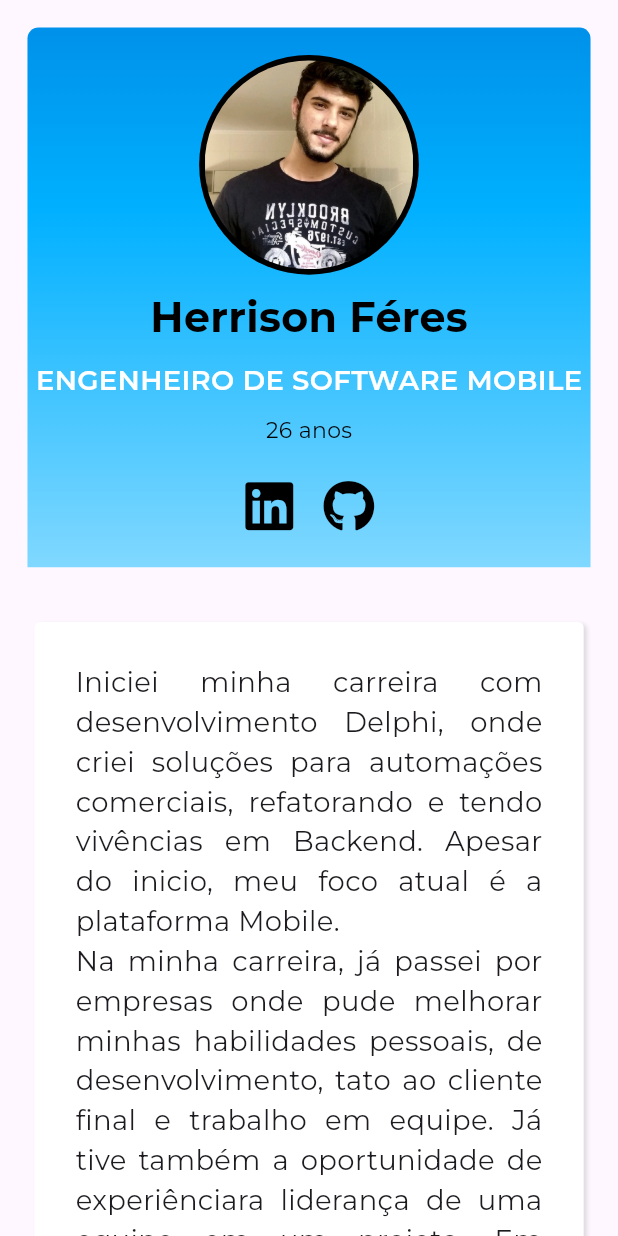
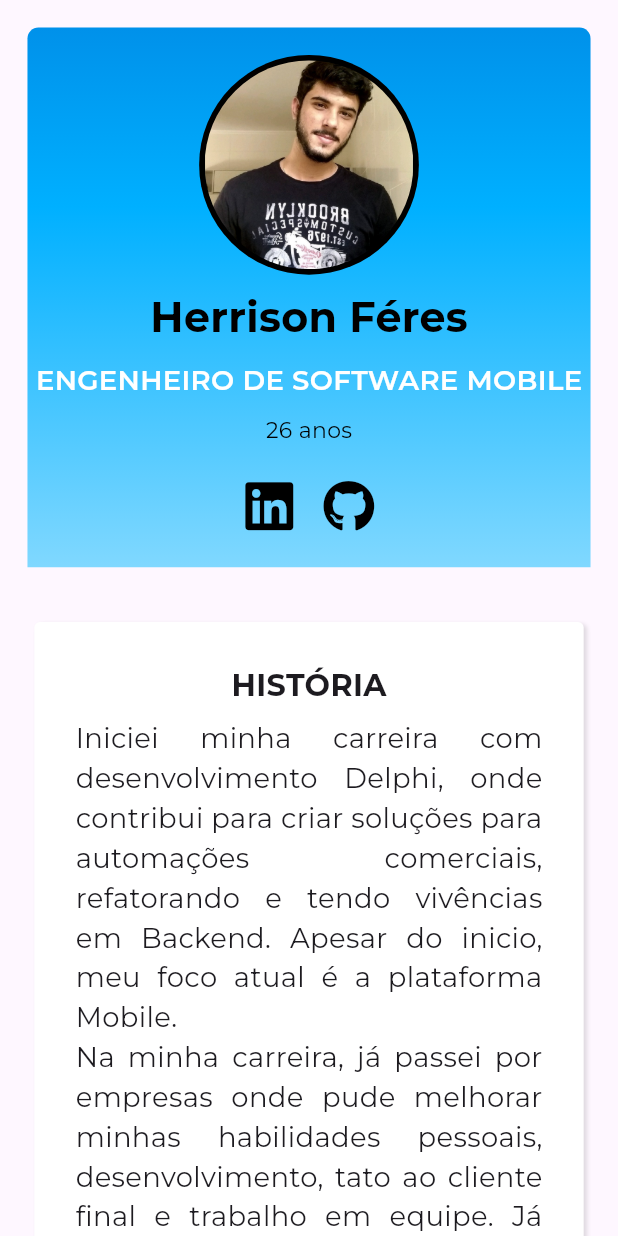
Before and after one commit to HerrisonF/curriculo_online, a Flutter app: the screen it shows after launch, on a phone screen of 412 x 824 dp. Run offline on Flutter 3.47's test engine with Material 3 defaults, Android fonts, the phone set to English and light mode, and no system bars; our stand-ins replace carousel_slider, font_awesome_flutter, get_it, go_router, google_fonts, responsive_framework and 2 more; missing offline and left inert: dart:html.

Commit message:
Ajuste nos textos

```diff
--- a/lib/pages/home_page/components/introduction_resume_component.dart
+++ b/lib/pages/home_page/components/introduction_resume_component.dart
@@ -17,17 +17,29 @@ class IntroductionResumeComponent extends StatelessWidget {
         ],
       ),
       child: Column(
+        mainAxisAlignment: MainAxisAlignment.center,
         children: [
+          Container(
+            margin: const EdgeInsets.only(bottom: 10),
+            child: Text(
+              "HISTÓRIA",
+              textAlign: TextAlign.justify,
+              style: GoogleFonts.montserrat(
+                fontSize: 22,
+                fontWeight: FontWeight.bold,
+              ),
+            ),
+          ),
           Text(
-            " Iniciei minha carreira com desenvolvimento Delphi, onde criei soluções "
+            "Iniciei minha carreira com desenvolvimento Delphi, onde contribui para criar soluções "
             "para automações comerciais, refatorando e tendo vivências em Backend. "
-            "Apesar do inicio, meu foco atual é a plataforma Mobile. \n Na minha carreira, "
-            "já passei por empresas onde pude melhorar minhas habilidades pessoais, de desenvolvimento, "
+            " Apesar do inicio, meu foco atual é a plataforma Mobile. \n Na minha carreira, "
+            "já passei por empresas onde pude melhorar minhas habilidades pessoais, desenvolvimento, "
             "tato ao cliente final e trabalho em equipe. Já tive também a oportunidade de experiênciar"
-            "a liderança de uma equipe em um projeto. Em outras empresas, "
+            "a liderança de uma equipe em um projeto. \n Em outras empresas, "
             "assumi a responsabilidade para criar arquiteturas de softwares "
             "mobile e prototipações de aplicações para clientes finais. \n Nem todos os projetos que participei"
-            " estão aqui em imagens, pois se tratavam de aplicações mais internas que não vieram a público, "
+            "estão aqui em imagens, pois se tratavam de aplicações mais internas que não vieram a público em lojas, "
             "então opto por não expor.",
             textAlign: TextAlign.justify,
             style: GoogleFonts.montserrat(
@@ -48,7 +60,7 @@ class IntroductionResumeComponent extends StatelessWidget {
             height: 20,
           ),
           Text(
-            "React; Firebase, MVC, MVVP, MVP, SOLID e Arquitetura Limpa; Jenkins; Figma; Clean Code; Git/Flow, SCRUM, JIRA, LT. ",
+            "React - Firebase - MVC - MVVP - MVP - SOLID - Arquitetura Limpa - Jenkins; \nFigma - Clean Code - Git/Flow - SCRUM - JIRA - LT(Liderança Técnica). ",
             style: GoogleFonts.montserrat(
               fontSize: 18,
             ),
@@ -68,17 +80,17 @@ class IntroductionResumeComponent extends StatelessWidget {
             height: 20,
           ),
           Text(
-            "- Projeto White label MobileBus(Flutter), Checkin(Nativo), Agência Digital (Nativo), MovingTech(FLUTTER WEB/MOBILE) - TOTVS \n "
+            "- Projeto White label MobileBus(Flutter), Checkin(Nativo e FLUTTER), Agência Digital (Nativo), Agência Digital (Nativo), MovingTech(FLUTTER WEB e MOBILE) - TOTVS \n "
             "- Hospital Albert Einstein (Flutter) - Avanade \n "
             "- Supermercado Mambo Delivery (L.T, Flutter) - Accurate Software \n "
+            "- Aplicativo FONTE (Flutter) - Freelancer \n"
             "- Meu Técnico(Claro, Android) - Accurate Software \n "
             "- Portal LGPD(Claro, React) - Accurate Software \n "
-            "- Migração regionalizador OI(OI, Oracle Infrastructure Cloud) - Accurate Software \n "
-            "- Integração CIP(CIP, Oracle Cloud) - Accurate Software, \n entre outros. ",
+            "- Migração regionalizador OI(OI, Oracle Infrastructure Cloud) - Accurate Software entre outros. \n",
             style: GoogleFonts.montserrat(
               fontSize: 18,
             ),
-            textAlign: TextAlign.justify,
+            textAlign: TextAlign.left,
           ),
           const SizedBox(
             height: 20,
```
